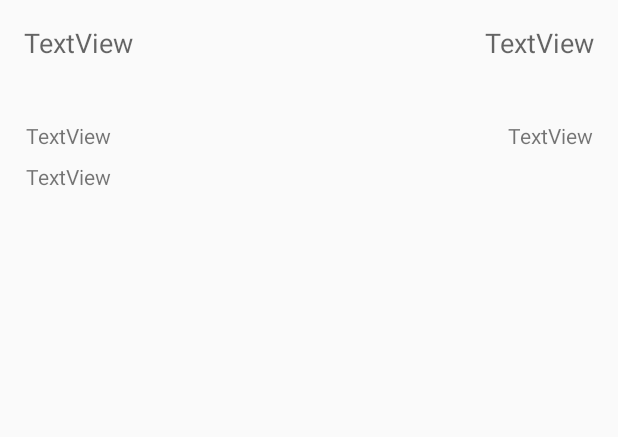
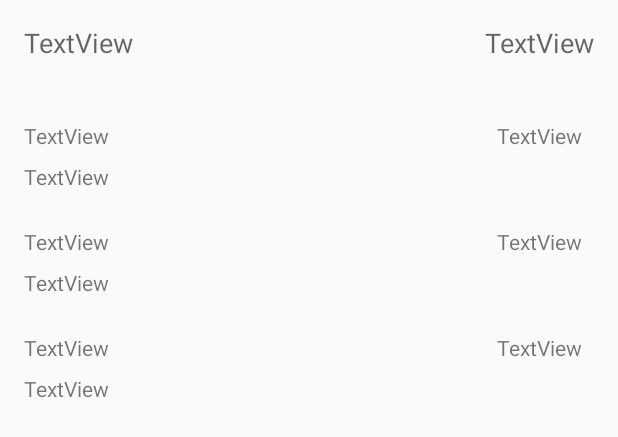
Before and after one commit to Android560-Final-Project/Android-UI, an Android app: the layout transactions_fragment.xml on its own in the app's theme, with its tools: preview values and no code run, on a phone screen of 412 x 824 dp. Shown: the top 437 px of the screen. Run offline under Robolectric (Android 15) with nearby library versions, the phone set to English and light mode, and no system bars.

Commit message:
Styles transactionView

```diff
--- a/app/src/main/res/layout/row_item.xml
+++ b/app/src/main/res/layout/row_item.xml
@@ -3,7 +3,7 @@
     xmlns:app="http://schemas.android.com/apk/res-auto"
     xmlns:tools="http://schemas.android.com/tools"
     android:layout_width="match_parent"
-    android:layout_height="match_parent">
+    android:layout_height="wrap_content">
 
     <TextView
         android:id="@+id/transaction_name"
@@ -21,7 +21,9 @@
         android:layout_height="wrap_content"
         android:layout_marginStart="16dp"
         android:layout_marginTop="8dp"
+        android:layout_marginBottom="8dp"
         android:text="TextView"
+        app:layout_constraintBottom_toBottomOf="parent"
         app:layout_constraintStart_toStartOf="parent"
         app:layout_constraintTop_toBottomOf="@+id/transaction_name" />
 
@@ -29,8 +31,17 @@
         android:id="@+id/transaction_amount"
         android:layout_width="wrap_content"
         android:layout_height="wrap_content"
-        android:layout_marginEnd="16dp"
+        android:layout_marginEnd="24dp"
         android:text="TextView"
         app:layout_constraintEnd_toEndOf="parent"
         app:layout_constraintTop_toTopOf="@+id/transaction_name" />
+
+    <TextView
+        android:id="@+id/textView"
+        android:layout_width="wrap_content"
+        android:layout_height="wrap_content"
+        android:layout_marginStart="320dp"
+        app:layout_constraintEnd_toEndOf="parent"
+        app:layout_constraintStart_toEndOf="@+id/transaction_date"
+        app:layout_constraintTop_toTopOf="@+id/transaction_date" />
 </androidx.constraintlayout.widget.ConstraintLayout>
--- a/app/src/main/res/layout/transactions_fragment.xml
+++ b/app/src/main/res/layout/transactions_fragment.xml
@@ -9,7 +9,7 @@
 
     <androidx.recyclerview.widget.RecyclerView
         android:id="@+id/transactions_recyler_view"
-        android:layout_width="410dp"
+        android:layout_width="0dp"
         android:layout_height="667dp"
         android:layout_marginTop="24dp"
         app:layout_constraintEnd_toEndOf="parent"
```
Also changed, not shown: app/src/main/java/com/example/finalproject/ui/transactions/TransactionsFragment.kt (+6 -5 lines), app/src/main/java/com/example/finalproject/ui/transactions/TransactionsRecyclerAdapter.kt (+11 -7 lines).
